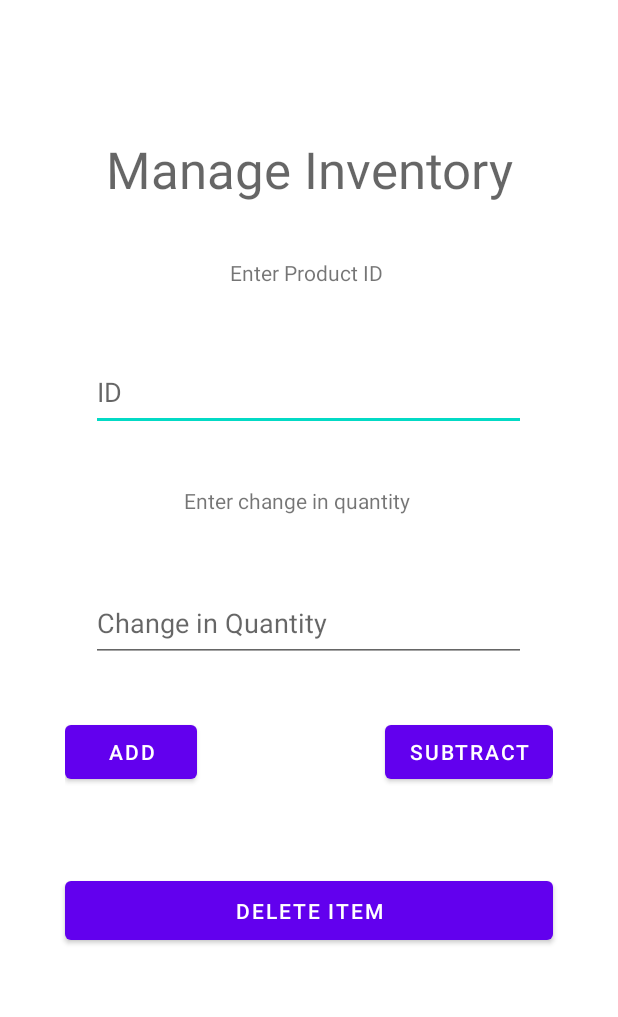
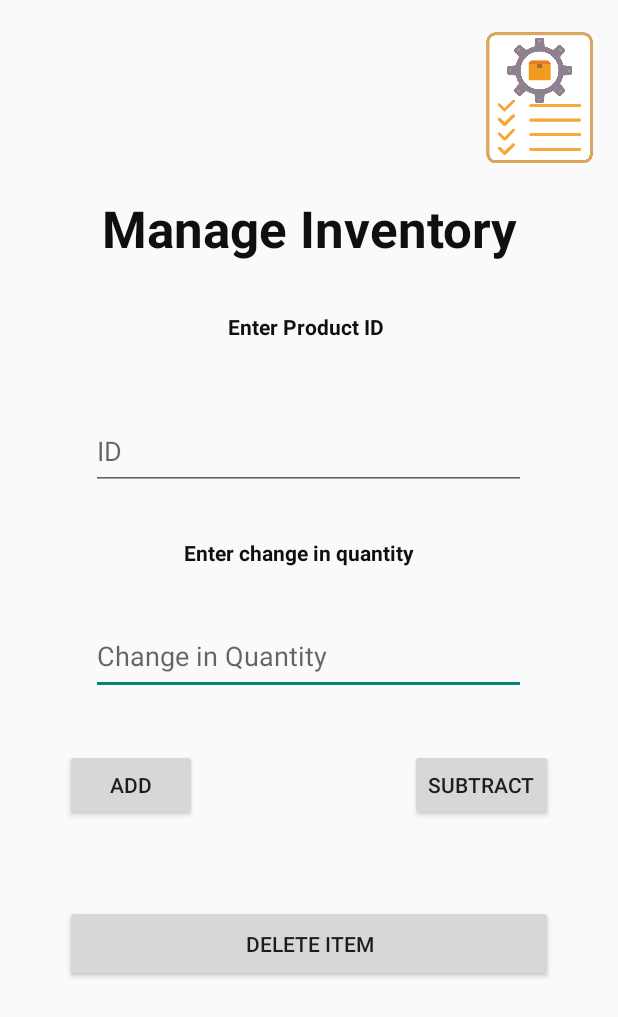
Before and after one commit to YazanMPSUT/InventoryManager, an Android app: the layout activity_manage_inventory.xml on its own in the app's theme, with its tools: preview values and no code run, on a phone screen of 412 x 824 dp. Shown: the top 1017 px of the screen. Run offline under Robolectric (Android 15) with nearby library versions, the phone set to English and light mode, and no system bars.

Commit message:
Edits from Juman. Added Notification.kt and AfterNotification.kt and changed most XMLs. Added a service (not complete)

```diff
--- a/app/src/main/res/layout/activity_manage_inventory.xml
+++ b/app/src/main/res/layout/activity_manage_inventory.xml
@@ -7,20 +7,36 @@
     tools:context=".ManageInventory">
 
 
+    <TextView
+        android:id="@+id/TVa"
+        android:layout_width="325dp"
+        android:layout_height="64dp"
+        android:text="Manage Inventory"
+        android:textAlignment="center"
+        android:textAppearance="@style/TextAppearance.AppCompat.Display1"
+        android:textColor="#100E0E"
+        android:textStyle="bold"
+        app:layout_constraintBottom_toBottomOf="parent"
+        app:layout_constraintEnd_toEndOf="@+id/btnShowDelFrag"
+        app:layout_constraintHorizontal_bias="0.0"
+        app:layout_constraintStart_toStartOf="@+id/btnShowDelFrag"
+        app:layout_constraintTop_toTopOf="parent"
+        app:layout_constraintVertical_bias="0.17" />
+
     <EditText
-        android:id="@+id/ETpid"
+        android:id="@+id/ETqty"
         android:layout_width="290dp"
         android:layout_height="52dp"
         android:ems="10"
-        android:inputType="textPersonName"
+        android:hint="Change in Quantity"
+        android:inputType="number"
         android:minHeight="48dp"
-        android:hint="ID"
         app:layout_constraintBottom_toBottomOf="parent"
         app:layout_constraintEnd_toEndOf="parent"
         app:layout_constraintHorizontal_bias="0.495"
         app:layout_constraintStart_toStartOf="parent"
-        app:layout_constraintTop_toBottomOf="@+id/TVa"
-        app:layout_constraintVertical_bias="0.132" />
+        app:layout_constraintTop_toBottomOf="@+id/TVc"
+        app:layout_constraintVertical_bias="0.04" />
 
     <TextView
         android:id="@+id/TVb"
@@ -28,38 +44,14 @@
         android:layout_height="41dp"
         android:text="Enter Product ID"
         android:textAlignment="center"
+        android:textColor="#100E0E"
+        android:textStyle="bold"
         app:layout_constraintBottom_toTopOf="@+id/ETpid"
         app:layout_constraintEnd_toEndOf="parent"
-        app:layout_constraintHorizontal_bias="0.492"
+        app:layout_constraintHorizontal_bias="0.491"
         app:layout_constraintStart_toStartOf="parent"
         app:layout_constraintTop_toBottomOf="@+id/TVa"
-        app:layout_constraintVertical_bias="0.443" />
-
-    <TextView
-        android:id="@+id/TVc"
-        android:layout_width="167dp"
-        android:layout_height="37dp"
-        android:text="Enter change in quantity"
-        app:layout_constraintBottom_toBottomOf="parent"
-        app:layout_constraintEnd_toEndOf="parent"
-        app:layout_constraintStart_toStartOf="parent"
-        app:layout_constraintTop_toBottomOf="@+id/ETpid"
-        app:layout_constraintVertical_bias="0.074" />
-
-    <EditText
-        android:id="@+id/ETqty"
-        android:layout_width="290dp"
-        android:layout_height="52dp"
-        android:ems="10"
-        android:inputType="number"
-        android:minHeight="48dp"
-        android:hint="Change in Quantity"
-        app:layout_constraintBottom_toBottomOf="parent"
-        app:layout_constraintEnd_toEndOf="parent"
-        app:layout_constraintHorizontal_bias="0.495"
-        app:layout_constraintStart_toStartOf="parent"
-        app:layout_constraintTop_toBottomOf="@+id/TVc"
-        app:layout_constraintVertical_bias="0.068" />
+        app:layout_constraintVertical_bias="0.371" />
 
     <Button
         android:id="@+id/btnShowDelFrag"
@@ -74,18 +66,32 @@
         app:layout_constraintVertical_bias="0.0" />
 
     <TextView
-        android:id="@+id/TVa"
-        android:layout_width="325dp"
-        android:layout_height="64dp"
-        android:text="Manage Inventory"
-        android:textAlignment="center"
-        android:textAppearance="@style/TextAppearance.AppCompat.Display1"
+        android:id="@+id/TVc"
+        android:layout_width="167dp"
+        android:layout_height="37dp"
+        android:text="Enter change in quantity"
+        android:textColor="#100E0E"
+        android:textStyle="bold"
         app:layout_constraintBottom_toBottomOf="parent"
-        app:layout_constraintEnd_toEndOf="@+id/btnShowDelFrag"
-        app:layout_constraintHorizontal_bias="0.0"
-        app:layout_constraintStart_toStartOf="@+id/btnShowDelFrag"
-        app:layout_constraintTop_toTopOf="parent"
-        app:layout_constraintVertical_bias="0.118" />
+        app:layout_constraintEnd_toEndOf="parent"
+        app:layout_constraintStart_toStartOf="parent"
+        app:layout_constraintTop_toBottomOf="@+id/ETpid"
+        app:layout_constraintVertical_bias="0.069" />
+
+    <EditText
+        android:id="@+id/ETpid"
+        android:layout_width="290dp"
+        android:layout_height="52dp"
+        android:ems="10"
+        android:hint="ID"
+        android:inputType="textPersonName"
+        android:minHeight="48dp"
+        app:layout_constraintBottom_toBottomOf="parent"
+        app:layout_constraintEnd_toEndOf="parent"
+        app:layout_constraintHorizontal_bias="0.495"
+        app:layout_constraintStart_toStartOf="parent"
+        app:layout_constraintTop_toBottomOf="@+id/TVa"
+        app:layout_constraintVertical_bias="0.141" />
 
     <LinearLayout
         android:layout_width="325dp"
@@ -116,4 +122,16 @@
             android:text="Subtract" />
     </LinearLayout>
 
+    <ImageView
+        android:id="@+id/imageView2"
+        android:layout_width="72dp"
+        android:layout_height="95dp"
+        app:layout_constraintBottom_toBottomOf="parent"
+        app:layout_constraintEnd_toEndOf="parent"
+        app:layout_constraintHorizontal_bias="0.953"
+        app:layout_constraintStart_toStartOf="parent"
+        app:layout_constraintTop_toTopOf="parent"
+        app:layout_constraintVertical_bias="0.024"
+        app:srcCompat="@drawable/inm_logo" />
+
 </androidx.constraintlayout.widget.ConstraintLayout>
--- a/app/src/main/res/layout/activity_view_inventory.xml
+++ b/app/src/main/res/layout/activity_view_inventory.xml
@@ -25,7 +25,9 @@
         android:layout_marginBottom="20dp"
         android:text="@string/inventory_view"
         android:textAlignment="center"
+        android:textColor="#0E0E0E"
         android:textSize="34sp"
+        android:textStyle="bold"
         app:layout_constraintBottom_toTopOf="@+id/inventoryLV"
         app:layout_constraintEnd_toEndOf="parent"
         app:layout_constraintStart_toStartOf="parent"
--- a/app/src/main/res/layout/dialogfragment_delete.xml
+++ b/app/src/main/res/layout/dialogfragment_delete.xml
@@ -24,7 +24,7 @@
         android:id="@+id/TVc3"
         android:layout_width="167dp"
         android:layout_height="37dp"
-        android:layout_marginTop="92dp"
+        android:layout_marginTop="108dp"
         android:text="@string/enter_product_id"
         app:layout_constraintEnd_toEndOf="parent"
         app:layout_constraintHorizontal_bias="0.479"
@@ -64,6 +64,7 @@
         android:text="@string/Warning"
         android:textAlignment="center"
         android:textAllCaps="true"
+        android:textColor="#0C0C0C"
         android:textStyle="bold"
         app:layout_constraintBottom_toTopOf="@+id/TVc3"
         app:layout_constraintStart_toStartOf="parent"
--- a/app/src/main/res/values/themes.xml
+++ b/app/src/main/res/values/themes.xml
@@ -1,6 +1,6 @@
 <resources xmlns:tools="http://schemas.android.com/tools">
     <!-- Base application theme. -->
-    <style name="Theme.InventoryManager" parent="Theme.MaterialComponents.DayNight.DarkActionBar">
+    <style name="Theme.InventoryManager" parent="Theme.AppCompat.DayNight.NoActionBar">
         <!-- Primary brand color. -->
         <item name="colorPrimary">@color/purple_500</item>
         <item name="colorPrimaryVariant">@color/purple_700</item>
```
Also changed, not shown: app/src/main/AndroidManifest.xml (+47 -16 lines), app/src/main/java/com/example/inventorymanager/AfterNotification.kt (added, +21 -0 lines), app/src/main/java/com/example/inventorymanager/MainActivity.kt (+17 -2 lines), app/src/main/java/com/example/inventorymanager/Notification.kt (added, +42 -0 lines), app/src/main/java/com/example/inventorymanager/ReminderService.kt (added, +62 -0 lines), app/src/main/res/layout/activity_add_inventory.xml (+43 -3 lines), app/src/main/res/layout/activity_main.xml (+30 -0 lines), app/src/main/res/drawable/inm_logo.png (added), app/src/main/res/drawable/untitled_design.png (added).
